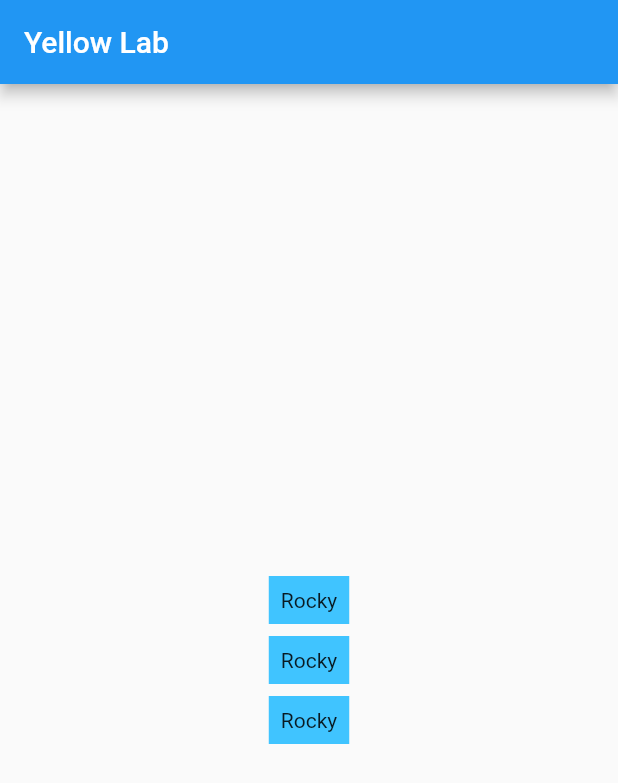
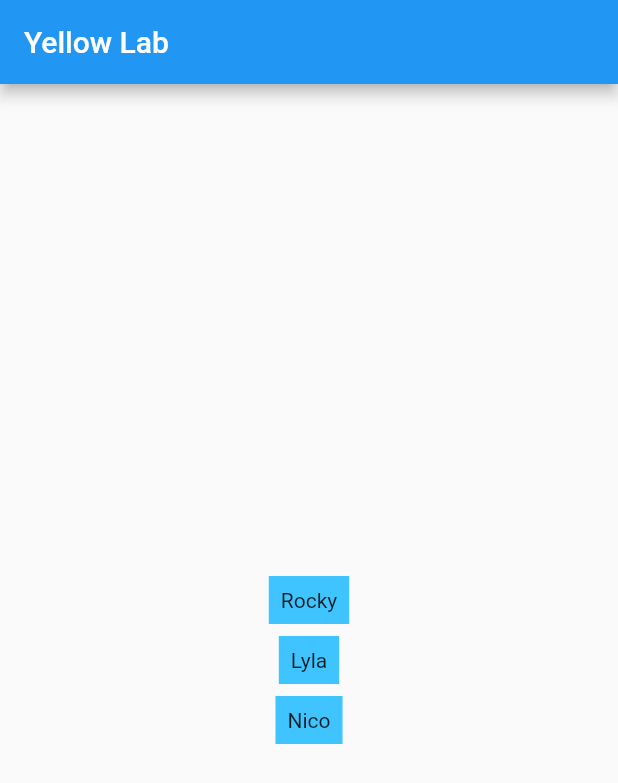
Before and after one commit to VijayGanganapalli/flutter_widgets, a Flutter app: the screen it shows after launch, on a phone screen of 412 x 824 dp. Shown: the top 783 px of the screen. Run offline on Flutter 3.47's test engine with Material 2 defaults, Android fonts, the phone set to English and light mode, and no system bars.

Commit message:
initial commit

```diff
--- a/lib/main.dart
+++ b/lib/main.dart
@@ -41,7 +41,7 @@ class DogName extends StatelessWidget {
       decoration: BoxDecoration(color: Colors.lightBlueAccent),
       child: Padding(
         padding: const EdgeInsets.all(8.0),
-        child: Text("Rocky"),
+        child: Text(name),
       ),
     );
   }
```
